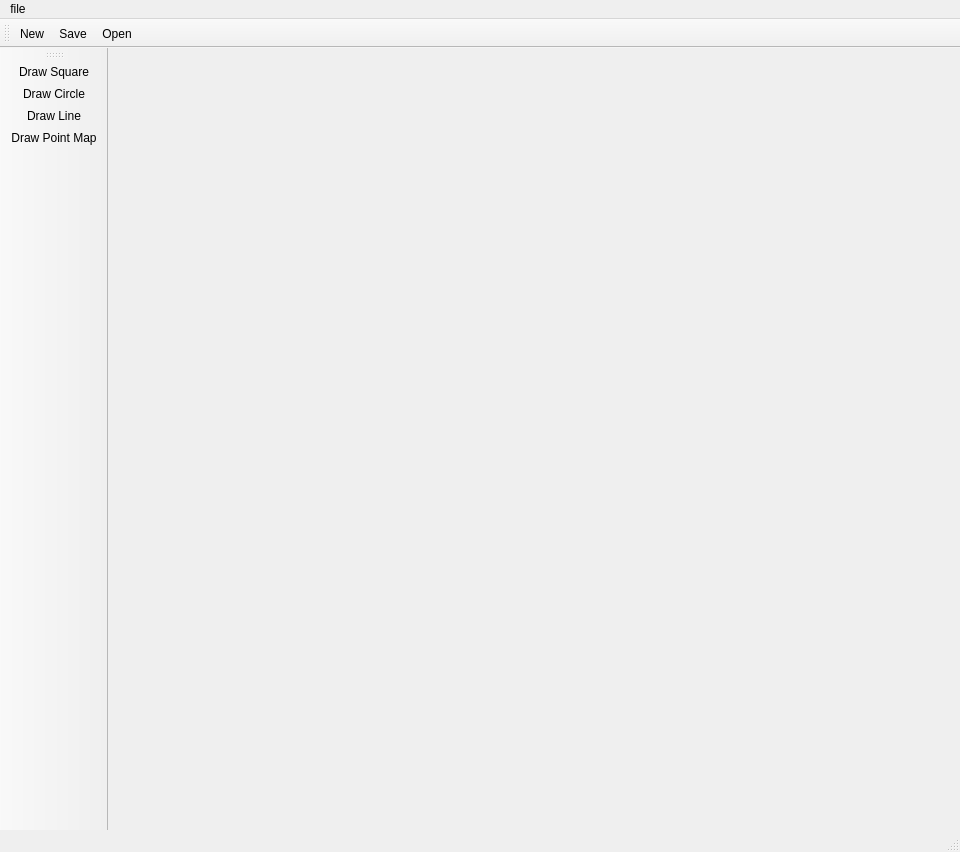
First picture: the form in BobRoss/Sketchpad.ui, repository dongbu/painterRHIT, before the edit.
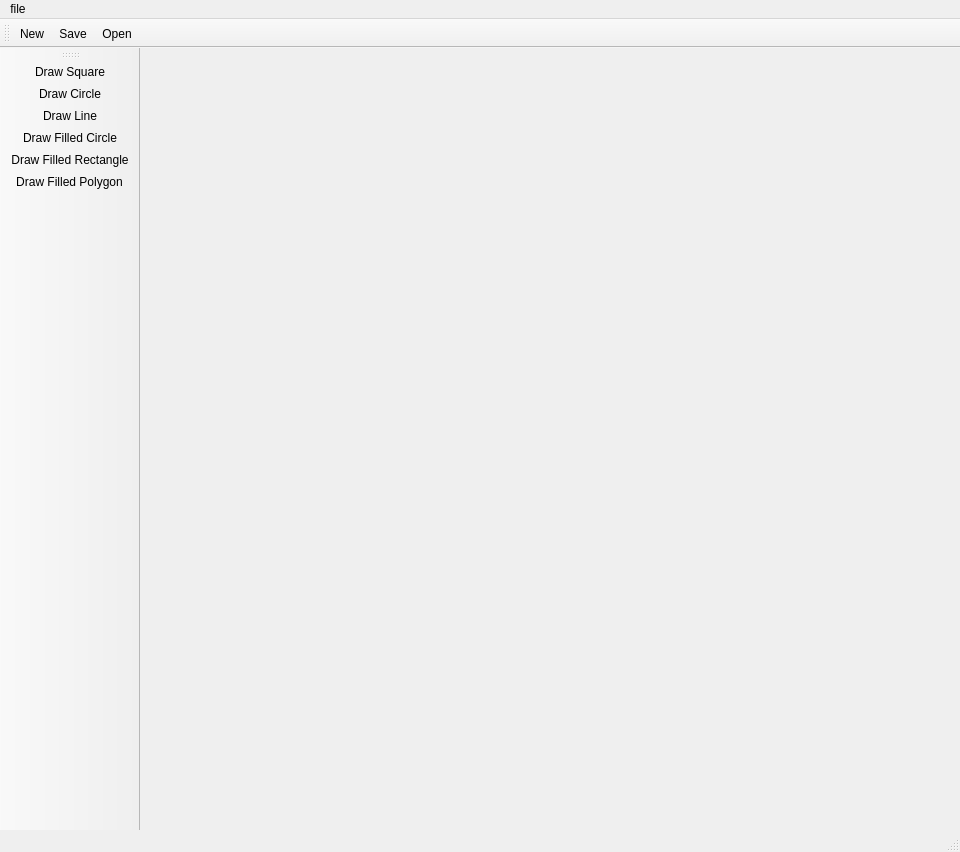
Second picture: the form after the edit. Icons and pictures are not drawn.

Commit message: Added all drawing functionality on Sketchpad.

Patch:
```diff
--- a/BobRoss/Sketchpad.ui
+++ b/BobRoss/Sketchpad.ui
@@ -76,7 +76,9 @@
    <addaction name="actionDraw_Square"/>
    <addaction name="actionDraw_Circle"/>
    <addaction name="actionDraw_Line"/>
-   <addaction name="actionDraw_Point_Map"/>
+   <addaction name="actionDraw_Filled_Circle"/>
+   <addaction name="actionDraw_Filled_Rectangle"/>
+   <addaction name="actionDraw_Filled_Polygon"/>
   </widget>
   <action name="actionOpen">
    <property name="icon">
@@ -138,15 +140,6 @@
     <string>Draw Function</string>
    </property>
   </action>
-  <action name="actionDraw_Point_Map">
-   <property name="icon">
-    <iconset resource="myres.qrc">
-     <normaloff>:/Icon Storage/Point Map.png</normaloff>:/Icon Storage/Point Map.png</iconset>
-   </property>
-   <property name="text">
-    <string>Draw Point Map</string>
-   </property>
-  </action>
   <action name="actionConnect">
    <property name="text">
     <string>Connect</string>
@@ -173,6 +166,33 @@
     <string>Ctrl+S</string>
    </property>
   </action>
+  <action name="actionDraw_Filled_Circle">
+   <property name="icon">
+    <iconset resource="myres.qrc">
+     <normaloff>:/Icon Storage/FilledCircle.png</normaloff>:/Icon Storage/FilledCircle.png</iconset>
+   </property>
+   <property name="text">
+    <string>Draw Filled Circle</string>
+   </property>
+  </action>
+  <action name="actionDraw_Filled_Rectangle">
+   <property name="icon">
+    <iconset resource="myres.qrc">
+     <normaloff>:/Icon Storage/FilledSquare.png</normaloff>:/Icon Storage/FilledSquare.png</iconset>
+   </property>
+   <property name="text">
+    <string>Draw Filled Rectangle</string>
+   </property>
+  </action>
+  <action name="actionDraw_Filled_Polygon">
+   <property name="icon">
+    <iconset resource="myres.qrc">
+     <normaloff>:/Icon Storage/FreeForm.png</normaloff>:/Icon Storage/FreeForm.png</iconset>
+   </property>
+   <property name="text">
+    <string>Draw Filled Polygon</string>
+   </property>
+  </action>
  </widget>
  <resources>
   <include location="myres.qrc"/>
```
The commit also changes 11 other files.
